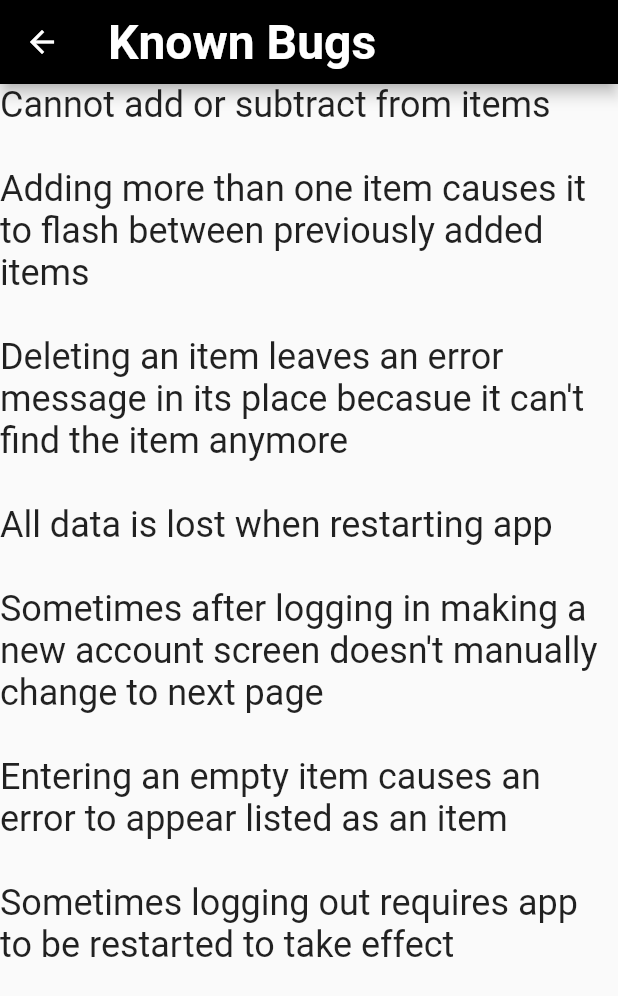
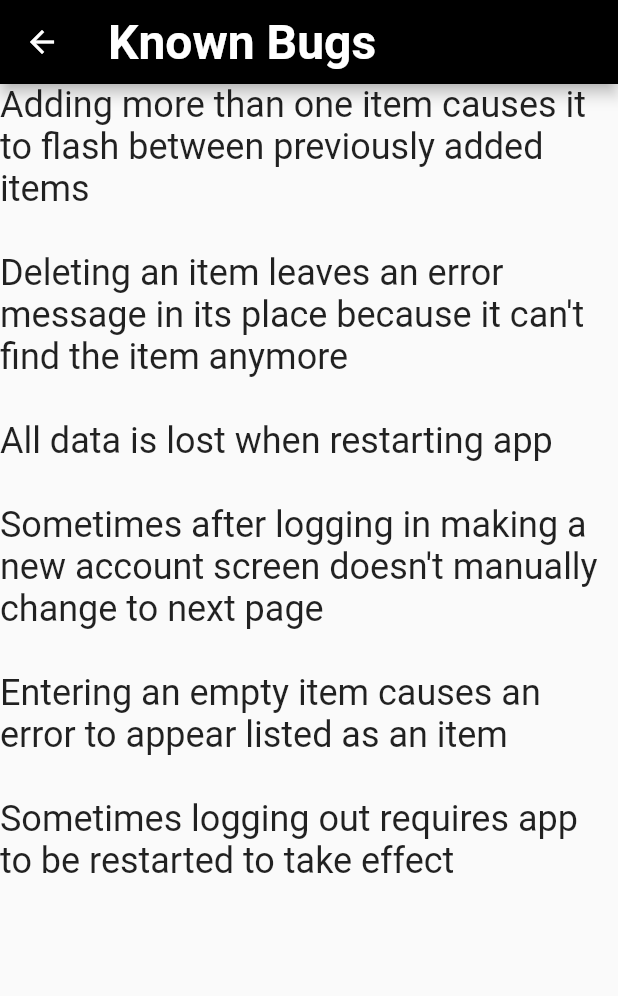
Before and after one commit to CNieves1212/forget_what, a Flutter app: the KnownBugs screen opened by its route, on a phone screen of 412 x 824 dp. Shown: the top 996 px of the screen. Run offline on Flutter 3.47's test engine with Material 2 defaults, Android fonts, the phone set to English and light mode, and no system bars; our stand-ins replace firebase_auth, firebase_core, flutter_local_notifications, flutter_native_timezone, timezone; accounts and stored records are empty.

Commit message:
Update known_bugs.dart

```diff
--- a/lib/known_bugs.dart
+++ b/lib/known_bugs.dart
@@ -17,9 +17,8 @@ class KnownBugs extends StatelessWidget {
       child: Column(
         children: [
           Text(
-            'Cannot add or subtract from items\n\n' +
             'Adding more than one item causes it to flash between previously added items\n\n' +
-            'Deleting an item leaves an error message in its place becasue it can\'t find the item anymore\n\n' +
+            'Deleting an item leaves an error message in its place because it can\'t find the item anymore\n\n' +
             'All data is lost when restarting app\n\n' +
             'Sometimes after logging in making a new account screen doesn\'t manually change to next page\n\n' +
             'Entering an empty item causes an error to appear listed as an item \n\n' +
```
